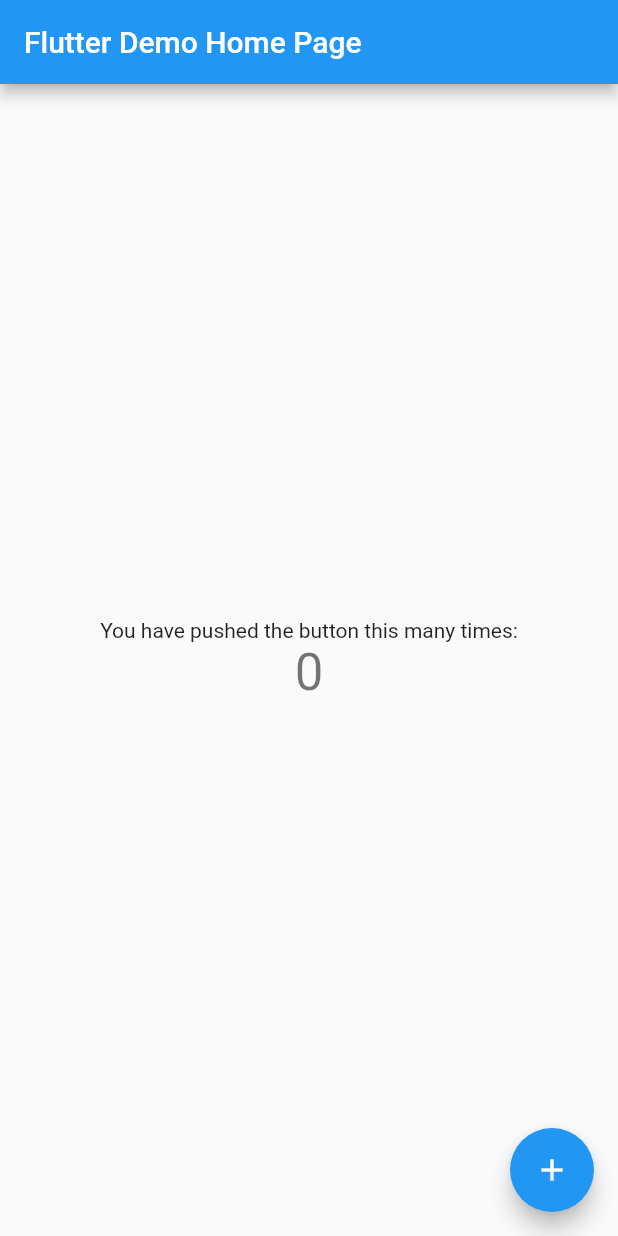
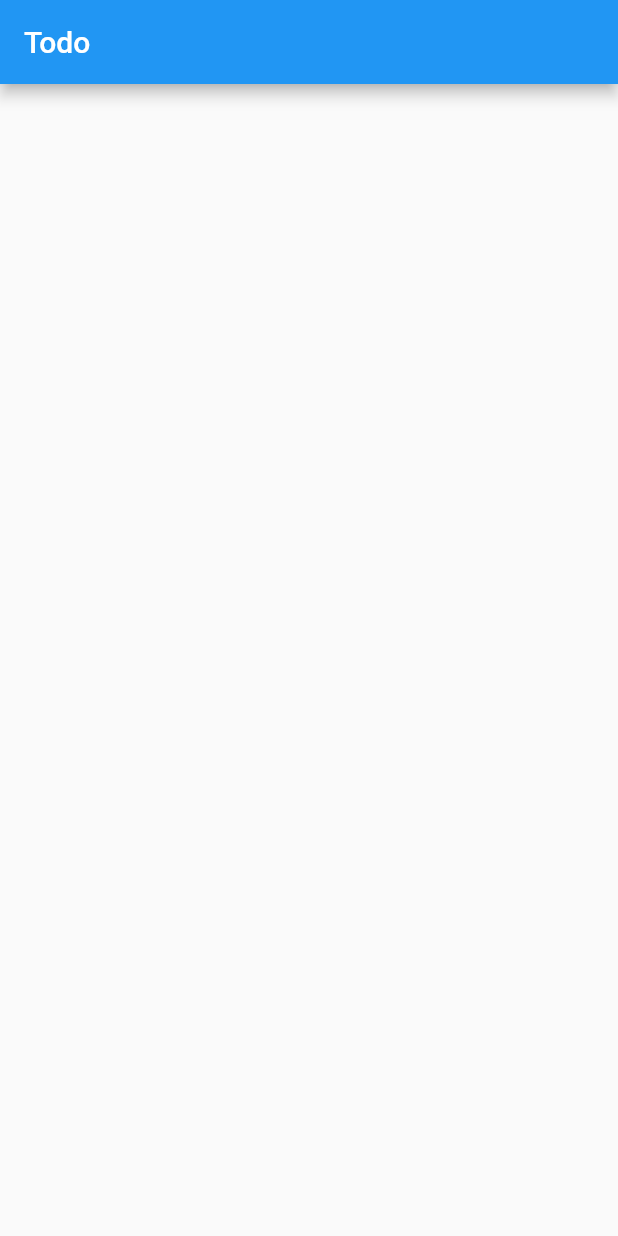
Before and after one commit to takuya-nakayasu/flutter-basic-todo, a Flutter app: the screen it shows after launch, on a phone screen of 412 x 824 dp. Run offline on Flutter 3.47's test engine with Material 2 defaults, Android fonts, the light colour scheme and no system bars.

Commit message:
add todo page

```diff
--- a/lib/main.dart
+++ b/lib/main.dart
@@ -1,115 +1,16 @@
 import 'package:flutter/material.dart';
 
+import 'pages/todo_page.dart';
+
 void main() {
-  runApp(const MyApp());
+  runApp(const TodoApp());
 }
 
-class MyApp extends StatelessWidget {
-  const MyApp({Key? key}) : super(key: key);
-
-  // This widget is the root of your application.
-  @override
-  Widget build(BuildContext context) {
-    return MaterialApp(
-      title: 'Flutter Demo',
-      theme: ThemeData(
-        // This is the theme of your application.
-        //
-        // Try running your application with "flutter run". You'll see the
-        // application has a blue toolbar. Then, without quitting the app, try
-        // changing the primarySwatch below to Colors.green and then invoke
-        // "hot reload" (press "r" in the console where you ran "flutter run",
-        // or simply save your changes to "hot reload" in a Flutter IDE).
-        // Notice that the counter didn't reset back to zero; the application
-        // is not restarted.
-        primarySwatch: Colors.blue,
-      ),
-      home: const MyHomePage(title: 'Flutter Demo Home Page'),
-    );
-  }
-}
-
-class MyHomePage extends StatefulWidget {
-  const MyHomePage({Key? key, required this.title}) : super(key: key);
-
-  // This widget is the home page of your application. It is stateful, meaning
-  // that it has a State object (defined below) that contains fields that affect
-  // how it looks.
-
-  // This class is the configuration for the state. It holds the values (in this
-  // case the title) provided by the parent (in this case the App widget) and
-  // used by the build method of the State. Fields in a Widget subclass are
-  // always marked "final".
-
-  final String title;
-
-  @override
-  State<MyHomePage> createState() => _MyHomePageState();
-}
-
-class _MyHomePageState extends State<MyHomePage> {
-  int _counter = 0;
-
-  void _incrementCounter() {
-    setState(() {
-      // This call to setState tells the Flutter framework that something has
-      // changed in this State, which causes it to rerun the build method below
-      // so that the display can reflect the updated values. If we changed
-      // _counter without calling setState(), then the build method would not be
-      // called again, and so nothing would appear to happen.
-      _counter++;
-    });
-  }
+class TodoApp extends StatelessWidget {
+  const TodoApp({Key? key}) : super(key: key);
 
   @override
   Widget build(BuildContext context) {
-    // This method is rerun every time setState is called, for instance as done
-    // by the _incrementCounter method above.
-    //
-    // The Flutter framework has been optimized to make rerunning build methods
-    // fast, so that you can just rebuild anything that needs updating rather
-    // than having to individually change instances of widgets.
-    return Scaffold(
-      appBar: AppBar(
-        // Here we take the value from the MyHomePage object that was created by
-        // the App.build method, and use it to set our appbar title.
-        title: Text(widget.title),
-      ),
-      body: Center(
-        // Center is a layout widget. It takes a single child and positions it
-        // in the middle of the parent.
-        child: Column(
-          // Column is also a layout widget. It takes a list of children and
-          // arranges them vertically. By default, it sizes itself to fit its
-          // children horizontally, and tries to be as tall as its parent.
-          //
-          // Invoke "debug painting" (press "p" in the console, choose the
-          // "Toggle Debug Paint" action from the Flutter Inspector in Android
-          // Studio, or the "Toggle Debug Paint" command in Visual Studio Code)
-          // to see the wireframe for each widget.
-          //
-          // Column has various properties to control how it sizes itself and
-          // how it positions its children. Here we use mainAxisAlignment to
-          // center the children vertically; the main axis here is the vertical
-          // axis because Columns are vertical (the cross axis would be
-          // horizontal).
-          mainAxisAlignment: MainAxisAlignment.center,
-          children: <Widget>[
-            const Text(
-              'You have pushed the button this many times:',
-            ),
-            Text(
-              '$_counter',
-              style: Theme.of(context).textTheme.headline4,
-            ),
-          ],
-        ),
-      ),
-      floatingActionButton: FloatingActionButton(
-        onPressed: _incrementCounter,
-        tooltip: 'Increment',
-        child: const Icon(Icons.add),
-      ), // This trailing comma makes auto-formatting nicer for build methods.
-    );
+    return const MaterialApp(home: TodoPage());
   }
 }
--- /dev/null
+++ b/lib/pages/todo_page.dart
@@ -0,0 +1,17 @@
+import 'package:flutter/material.dart';
+
+class TodoPage extends StatefulWidget {
+  const TodoPage({Key? key}) : super(key: key);
+
+  @override
+  State<TodoPage> createState() => _TodoPageState();
+}
+
+class _TodoPageState extends State<TodoPage> {
+  @override
+  Widget build(BuildContext context) {
+    return Scaffold(
+      appBar: AppBar(title: const Text("Todo")),
+    );
+  }
+}
```
